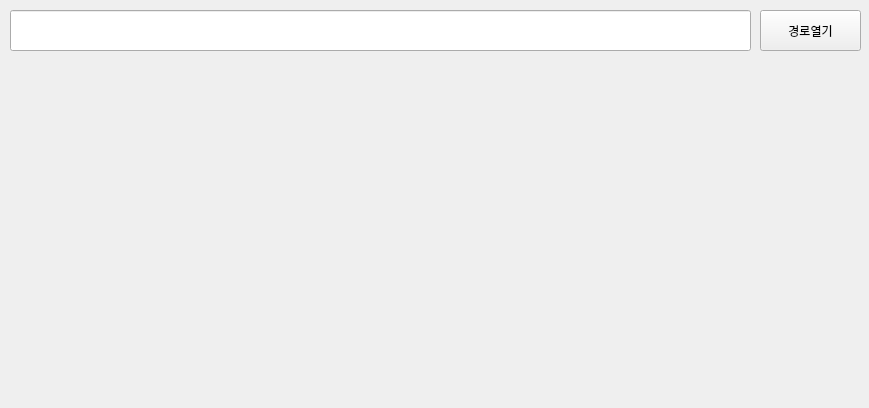
The window that SamplCode/SampleUI.ui (kimhopepa/PythonPjt) describes before a commit, drawn with Qt 5.
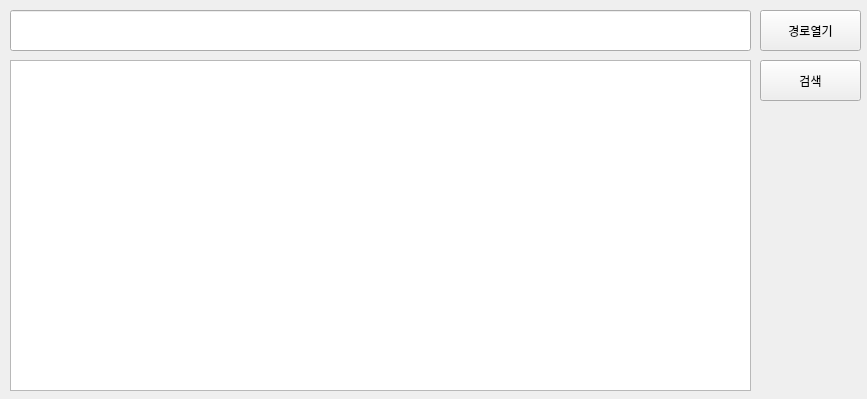
The same window after the commit.

Commit message:
SampleMain 프로젝트 수정
- 라이브러리 파일 기초 구현
libConfig
libFile
libLog
SampleMain

The edit to the form file:
```diff
--- a/SamplCode/SampleUI.ui
+++ b/SamplCode/SampleUI.ui
@@ -6,8 +6,8 @@
    <rect>
     <x>0</x>
     <y>0</y>
-    <width>869</width>
-    <height>408</height>
+    <width>867</width>
+    <height>399</height>
    </rect>
   </property>
   <property name="windowTitle">
@@ -36,6 +36,29 @@
     <string>경로열기</string>
    </property>
   </widget>
+  <widget class="QTableWidget" name="tableWidget">
+   <property name="geometry">
+    <rect>
+     <x>10</x>
+     <y>60</y>
+     <width>741</width>
+     <height>331</height>
+    </rect>
+   </property>
+  </widget>
+  <widget class="QPushButton" name="pushButton_Search">
+   <property name="geometry">
+    <rect>
+     <x>760</x>
+     <y>60</y>
+     <width>101</width>
+     <height>41</height>
+    </rect>
+   </property>
+   <property name="text">
+    <string>검색</string>
+   </property>
+  </widget>
  </widget>
  <resources/>
  <connections/>
```
Left out of the diff: 2 changed lines with no effect on the pictures. The commit also changes 16 other files.
